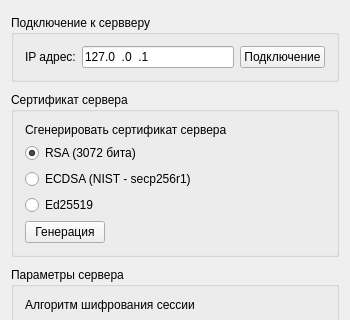
Qt form widget.ui (Anton-a997/TestTLS) before a commit; both pictures show x 0 to 350 and y 0 to 320 of the 350 by 506 pixel window.
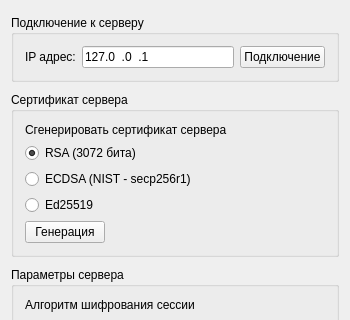
The same form after that commit.

```diff
--- a/widget.ui
+++ b/widget.ui
@@ -36,7 +36,7 @@
       </sizepolicy>
      </property>
      <property name="title">
-      <string>Подключение к сервверу</string>
+      <string>Подключение к серверу</string>
      </property>
      <layout class="QHBoxLayout" name="horizontalLayout">
       <item>
```
